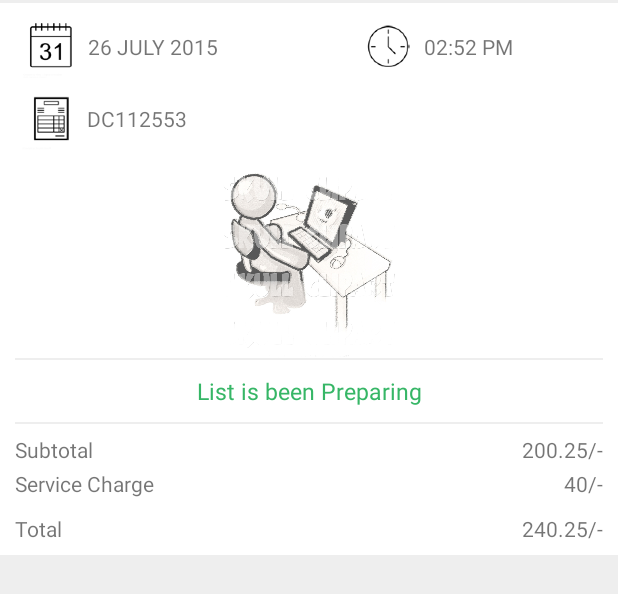
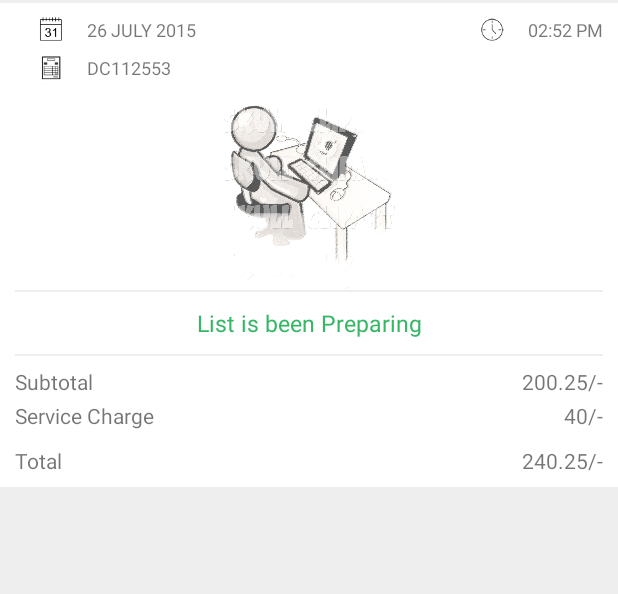
Before and after one commit to ravigupta9363/CustomerApp, an Android app: the layout fragment_order_status.xml on its own in the app's theme, with its tools: preview values and no code run, on a phone screen of 412 x 824 dp. Shown: the top 594 px of the screen. Run offline under Robolectric (Android 15) with nearby library versions, the phone set to English and light mode, and no system bars; Roboto replaces fonts that are not available here.

```diff
--- a/app/src/main/java/com/example/ravi_gupta/slider/Fragment/OrderStatusFragment.java
+++ b/app/src/main/java/com/example/ravi_gupta/slider/Fragment/OrderStatusFragment.java
@@ -32,6 +32,7 @@ public class OrderStatusFragment extends android.support.v4.app.Fragment {
     // the fragment initialization parameters, e.g. ARG_ITEM_NUMBER
     private static final String ARG_PARAM1 = "param1";
     private static final String ARG_PARAM2 = "param2";
+    public static String TAG = "OrderStatusFragment" ;
     ViewPager pager;
     TextView date;
     TextView time;
--- a/app/src/main/res/layout/fragment_order_status.xml
+++ b/app/src/main/res/layout/fragment_order_status.xml
@@ -26,32 +26,72 @@
             android:orientation="horizontal"
             android:paddingTop="5dp">
 
+            <LinearLayout
+                android:layout_width="wrap_content"
+                android:layout_height="wrap_content"
+                android:orientation="horizontal">
+
+                <ImageView
+                    android:layout_width="wrap_content"
+                    android:layout_height="25dp"
+                    android:src="@mipmap/dc_date" />
+
                 <TextView
                     android:layout_width="wrap_content"
                     android:layout_height="wrap_content"
                     android:text="26 JULY 2015"
+                    android:textSize="12sp"
+                    android:paddingTop="4dp"
                     android:id="@+id/fragment_order_status_textview1"
-                android:drawableLeft="@mipmap/dc_date"
                     android:gravity="center"/>
+
+            </LinearLayout>
+
+            <LinearLayout
+                android:layout_width="match_parent"
+                android:layout_height="wrap_content"
+                android:orientation="horizontal"
+                android:gravity="right">
+
+                <ImageView
+                    android:layout_width="wrap_content"
+                    android:layout_height="25dp"
+                    android:src="@mipmap/dc_time"/>
 
                 <TextView
                     android:layout_width="wrap_content"
                     android:layout_height="wrap_content"
                     android:text="02:52 PM"
+                    android:textSize="12sp"
+                    android:paddingTop="4dp"
                     android:gravity="right|center"
-                android:id="@+id/fragment_order_status_textview2"
-                android:drawableLeft="@mipmap/dc_time"
-                android:paddingLeft="90dp" />
+                    android:id="@+id/fragment_order_status_textview2" />
 
             </LinearLayout>
+
+        </LinearLayout>
+
+         <LinearLayout
+             android:layout_width="wrap_content"
+             android:layout_height="wrap_content"
+             android:orientation="horizontal">
+
+             <ImageView
+                 android:layout_width="wrap_content"
+                 android:layout_height="25dp"
+                 android:src="@mipmap/dc_order"/>
 
             <TextView
                 android:layout_width="match_parent"
                 android:layout_height="wrap_content"
                 android:text="DC112553"
                 android:id="@+id/fragment_order_status_textview3"
-            android:drawableLeft="@mipmap/dc_order"
+                android:textSize="12sp"
+                android:paddingTop="4dp"
                 android:gravity="center|left"/>
+
+         </LinearLayout>
+
 
          <ImageView
             android:layout_width="wrap_content"
```
Also changed, not shown: app/src/main/java/com/example/ravi_gupta/slider/Adapter/PastOrderAdapter.java (added, +85 -0 lines), app/src/main/java/com/example/ravi_gupta/slider/Details/PastOrdersDetail.java (added, +32 -0 lines), app/src/main/java/com/example/ravi_gupta/slider/Fragment/PastOrderFragment.java (added, +139 -0 lines), app/src/main/java/com/example/ravi_gupta/slider/MainActivity.java (+14 -5 lines), app/src/main/res/layout/fragment_past_order.xml (added, +20 -0 lines), app/src/main/res/layout/past_order_layout.xml (added, +109 -0 lines), 1 other file. Lines whose indentation alone changed are shown as unchanged.
